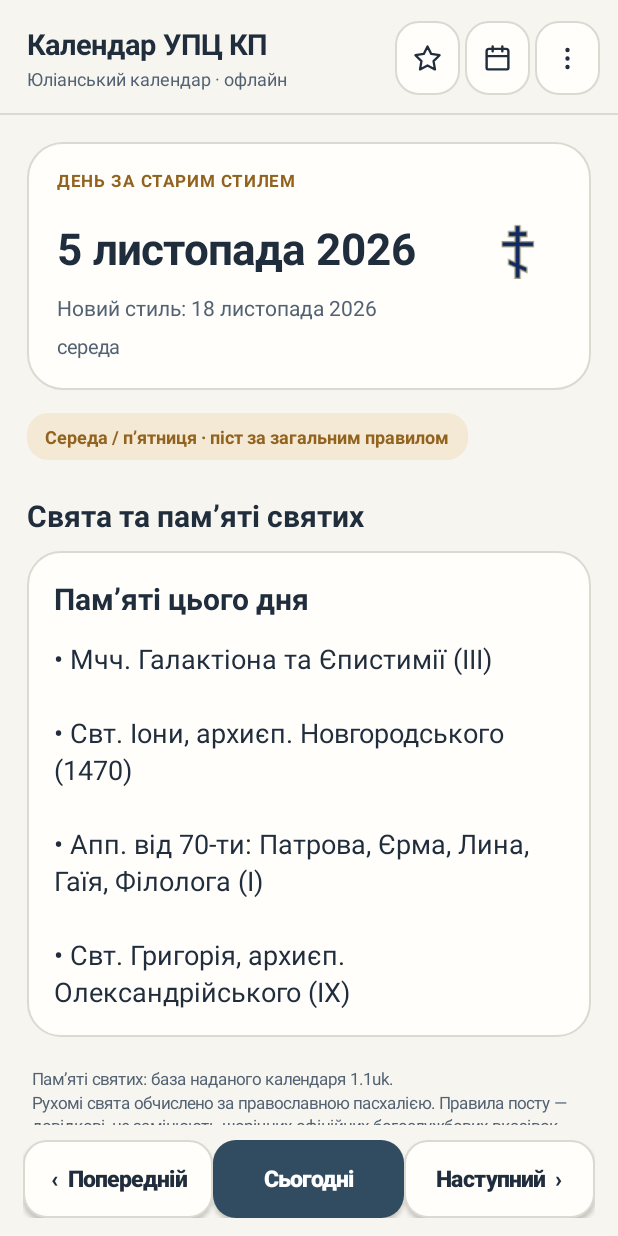
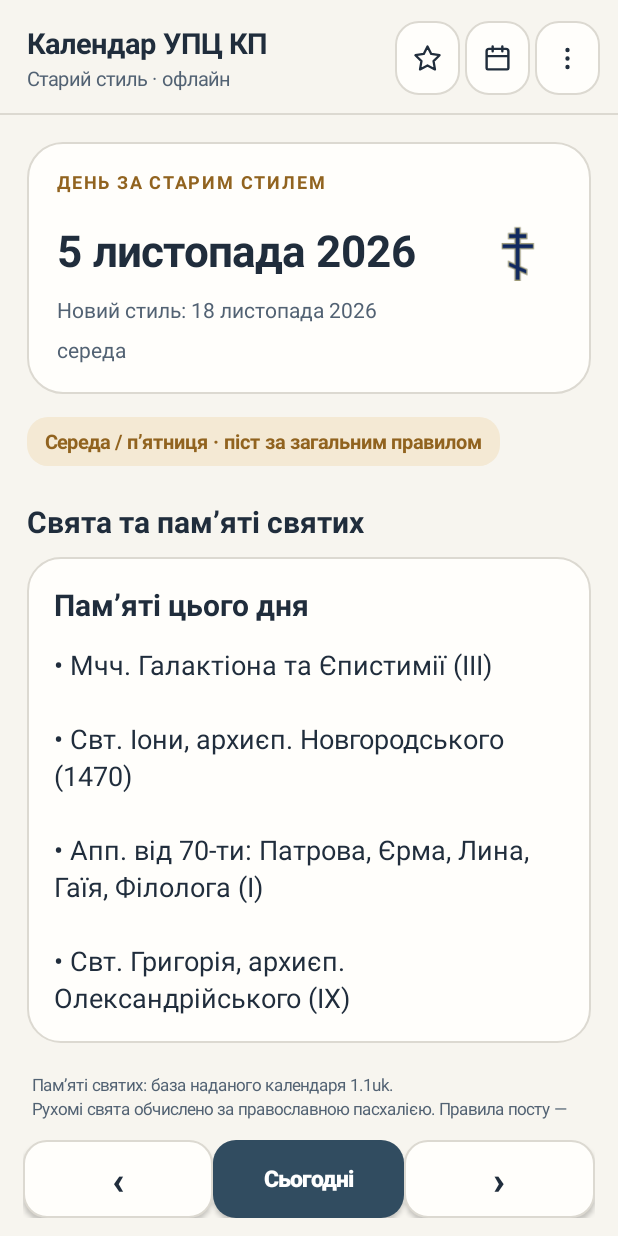
Before and after one commit to famous37/kalendar-upckp-android, an Android app: the screen it shows after launch (MainActivity), on a phone screen of 412 x 824 dp. Run offline under Robolectric (Android 15) with nearby library versions, the phone set to English and light mode, and no system bars.

Commit message:
fix: unified native dark/light themes, remove flicker, correct verified Aug 2 memorial, index 2018 scriptures

```diff
--- a/app/src/main/java/com/shlemko/upckpcalendar/CalendarData.java
+++ b/app/src/main/java/com/shlemko/upckpcalendar/CalendarData.java
@@ -23,7 +23,7 @@ public final class CalendarData {
     public Day getOld(int month,int day) {
         try {
             JSONObject d=months.getJSONArray(month-1).getJSONObject(day-1);
-            return new Day(d.optString("feast",""),d.optString("saints",""),d.optString("note",""));
+            return new Day(d.optString("feast",""),TextCorrections.saints(month,day,d.optString("saints","")),d.optString("note",""));
         } catch(Exception e) { return new Day("","Дані для цієї дати недоступні",""); }
     }
     public static String tidy(String raw) {
--- a/app/src/main/java/com/shlemko/upckpcalendar/MainActivity.java
+++ b/app/src/main/java/com/shlemko/upckpcalendar/MainActivity.java
@@ -49,6 +49,7 @@ public final class MainActivity extends Activity {
     private int background, surface, ink, subtle, accent, border;
     private static final String[] THEME_NAMES={"Як у системі","Світла","Темна"};
     @Override public void onCreate(Bundle saved) {
+        UiTheme.apply(this);
         super.onCreate(saved);
         prefs=getSharedPreferences("calendar_settings",MODE_PRIVATE);
         try { data=new CalendarData(this); }
@@ -154,7 +155,9 @@ public final class MainActivity extends Activity {
         LinearLayout toolbar=horizontal();toolbar.setPadding(dp(18),dp(14),dp(12),dp(12));
         LinearLayout texts=vertical();
         TextView heading=text("Календар УПЦ КП",19,ink,true);
-        TextView caption=text("Юліанський календар · офлайн",12,subtle,false);
+        heading.setSingleLine(true);heading.setEllipsize(android.text.TextUtils.TruncateAt.END);
+        TextView caption=text("Старий стиль · офлайн",13,subtle,false);
+        caption.setSingleLine(true);caption.setEllipsize(android.text.TextUtils.TruncateAt.END);
         texts.addView(heading);texts.addView(caption,margin(-1,-2,0,2,0,0));
         toolbar.addView(texts,new LinearLayout.LayoutParams(0,-2,1));
         favoriteButton=iconButton(R.drawable.ic_star,"Додати день до вибраного");
@@ -173,7 +176,7 @@ public final class MainActivity extends Activity {
 
         LinearLayout dateCard=vertical();dateCard.setPadding(dp(20),dp(18),dp(20),dp(20));
         dateCard.setBackground(shape(surface,23,border));
-        TextView eyebrow=text("ДЕНЬ ЗА СТАРИМ СТИЛЕМ",11,accent,true);
+        TextView eyebrow=text("ДЕНЬ ЗА СТАРИМ СТИЛЕМ",12,accent,true);
         eyebrow.setLetterSpacing(.10f);dateCard.addView(eyebrow);
         LinearLayout dateRow=horizontal();dateRow.setGravity(Gravity.CENTER_VERTICAL);
         oldDate=text("",29,ink,true);dateRow.addView(oldDate,new LinearLayout.LayoutParams(0,-2,1));
@@ -181,11 +184,11 @@ public final class MainActivity extends Activity {
         cross.setScaleType(ImageView.ScaleType.FIT_CENTER);dateRow.addView(cross,lp(40,52));
         dateCard.addView(dateRow,margin(-1,-2,0,11,0,0));
         newDate=text("",14,subtle,false);dateCard.addView(newDate,margin(-1,-2,0,4,0,0));
-        greeting=text("",13,subtle,false);dateCard.addView(greeting,margin(-1,-2,0,7,0,0));
+        greeting=text("",14,subtle,false);dateCard.addView(greeting,margin(-1,-2,0,7,0,0));
         content.addView(dateCard,lp(-1,-2));
 
         LinearLayout badges=horizontal();badges.setPadding(0,dp(15),0,0);
-        badge=text("",12,accent,true);badge.setPadding(dp(12),dp(7),dp(12),dp(7));
+        badge=text("",13,accent,true);badge.setPadding(dp(12),dp(7),dp(12),dp(7));
         badge.setBackground(shape(dark?Color.parseColor("#342A20"):Color.parseColor("#F4E9D4"),14,0));
         badges.addView(badge);content.addView(badges);
         TextView section=text("Свята та пам’яті святих",20,ink,true);
@@ -206,12 +209,12 @@ public final class MainActivity extends Activity {
 
         LinearLayout nav=horizontal();nav.setPadding(dp(15),dp(10),dp(15),dp(12));
         nav.setBackgroundColor(background);
-        Button previous=button("‹  Попередній",false);previous.setOnClickListener(v->changeDay(-1));
-        nav.addView(previous,new LinearLayout.LayoutParams(0,dp(52),1));
+        Button previous=button("‹",false);previous.setTextSize(TypedValue.COMPLEX_UNIT_SP,26);previous.setOnClickListener(v->changeDay(-1));
+        previous.setContentDescription("Попередній день");nav.addView(previous,new LinearLayout.LayoutParams(0,dp(52),1));
         Button today=button("Сьогодні",true);today.setOnClickListener(v->goToday());
         nav.addView(today,new LinearLayout.LayoutParams(0,dp(52),1));
-        Button next=button("Наступний  ›",false);next.setOnClickListener(v->changeDay(1));
-        nav.addView(next,new LinearLayout.LayoutParams(0,dp(52),1));
+        Button next=button("›",false);next.setTextSize(TypedValue.COMPLEX_UNIT_SP,26);next.setOnClickListener(v->changeDay(1));
+        next.setContentDescription("Наступний день");nav.addView(next,new LinearLayout.LayoutParams(0,dp(52),1));
         root.addView(nav,lp(-1,-2));
         update();
         scrolling.post(()->scrolling.scrollTo(0,scrollTo));
@@ -244,8 +247,7 @@ public final class MainActivity extends Activity {
         saints.setVisibility(body.isEmpty()?View.GONE:View.VISIBLE);
         saints.setText(body);
         prefs.edit().putLong("last_selected_day",selected.getTimeInMillis()).apply();
-        content.animate().cancel();content.setAlpha(.94f);
-        content.animate().alpha(1f).setDuration(180).start();
+        // Avoid repeated view-wide alpha animations that cause flicker during day changes.
     }
     private void changeDay(int delta){selected.add(Calendar.DAY_OF_MONTH,delta);update();scrolling.smoothScrollTo(0,0);}
     private void goToday(){selected.setTimeInMillis(System.currentTimeMillis());update();scrolling.smoothScrollTo(0,0);}
@@ -292,7 +294,7 @@ public final class MainActivity extends Activity {
     private void showThemeDialog(){
         new AlertDialog.Builder(this).setTitle("Оформлення")
             .setSingleChoiceItems(THEME_NAMES,prefs.getInt("theme",0),(dialog,index)->{
-                prefs.edit().putInt("theme",index).apply();dialog.dismiss();build();
+                prefs.edit().putInt("theme",index).apply();dialog.dismiss();recreate();
             }).setNegativeButton("Закрити",null).show();
     }
     private void showSearchDialog(){
--- /dev/null
+++ b/app/src/main/java/com/shlemko/upckpcalendar/TextCorrections.java
@@ -0,0 +1,13 @@
+package com.shlemko.upckpcalendar;
+
+/** Only manually verified source-text corrections, leaving the 366-day original JSON intact. */
+public final class TextCorrections {
+    private TextCorrections(){}
+    public static String saints(int julianMonth,int julianDay,String original){
+        if(original==null)return "";
+        if(julianMonth==8&&julianDay==2){
+            return original.replace("архидияк;Стефана","архідиякона Стефана");
+        }
+        return original;
+    }
+}
--- /dev/null
+++ b/app/src/main/java/com/shlemko/upckpcalendar/UiTheme.java
@@ -0,0 +1,21 @@
+package com.shlemko.upckpcalendar;
+
+import android.app.Activity;
+import android.content.Context;
+import android.content.SharedPreferences;
+import android.content.res.Configuration;
+
+/** Applies a consistent framework theme before Activity.onCreate / dialogs. */
+public final class UiTheme {
+    private UiTheme(){}
+    public static boolean isDark(Context context) {
+        SharedPreferences prefs=context.getSharedPreferences("calendar_settings",Context.MODE_PRIVATE);
+        int chosen=prefs.getInt("theme",0);
+        boolean systemDark=(context.getResources().getConfiguration().uiMode
+            & Configuration.UI_MODE_NIGHT_MASK)==Configuration.UI_MODE_NIGHT_YES;
+        return chosen==2||(chosen==0&&systemDark);
+    }
+    public static void apply(Activity activity){
+        activity.setTheme(isDark(activity)?R.style.AppThemeDark:R.style.AppTheme);
+    }
+}
--- a/app/src/main/res/values/styles.xml
+++ b/app/src/main/res/values/styles.xml
@@ -1,12 +1,22 @@
 <resources>
     <style name="AppTheme" parent="android:style/Theme.Material.Light.NoActionBar">
         <item name="android:fontFamily">sans</item>
-        <item name="android:colorAccent">#C59B47</item>
+        <item name="android:colorAccent">#91631F</item>
         <item name="android:windowLightStatusBar">true</item>
         <item name="android:windowActionModeOverlay">true</item>
         <item name="android:windowNoTitle">true</item>
-        <item name="android:navigationBarColor">#F6F4ED</item>
-        <item name="android:statusBarColor">#F6F4ED</item>
-        <item name="android:windowBackground">#F6F4ED</item>
+        <item name="android:windowBackground">#F7F5EF</item>
+        <item name="android:statusBarColor">#F7F5EF</item>
+        <item name="android:navigationBarColor">#F7F5EF</item>
+    </style>
+    <style name="AppThemeDark" parent="android:style/Theme.Material.NoActionBar">
+        <item name="android:fontFamily">sans</item>
+        <item name="android:colorAccent">#E7C27C</item>
+        <item name="android:windowLightStatusBar">false</item>
+        <item name="android:windowActionModeOverlay">true</item>
+        <item name="android:windowNoTitle">true</item>
+        <item name="android:windowBackground">#101722</item>
+        <item name="android:statusBarColor">#101722</item>
+        <item name="android:navigationBarColor">#101722</item>
     </style>
 </resources>
```
Also changed, not shown: app/src/main/java/com/shlemko/upckpcalendar/MonthActivity.java (+11 -6 lines), app/src/main/java/com/shlemko/upckpcalendar/SourceYear2018.java (added, +29 -0 lines), app/src/main/assets/source_calendar_2018.json.
